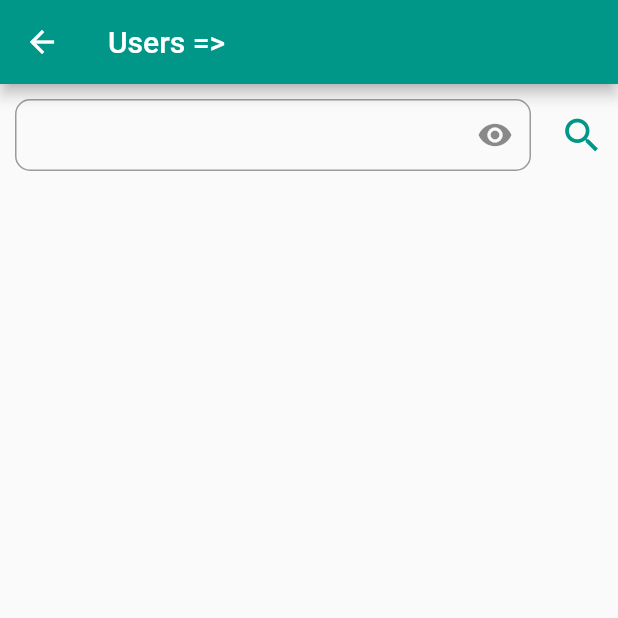
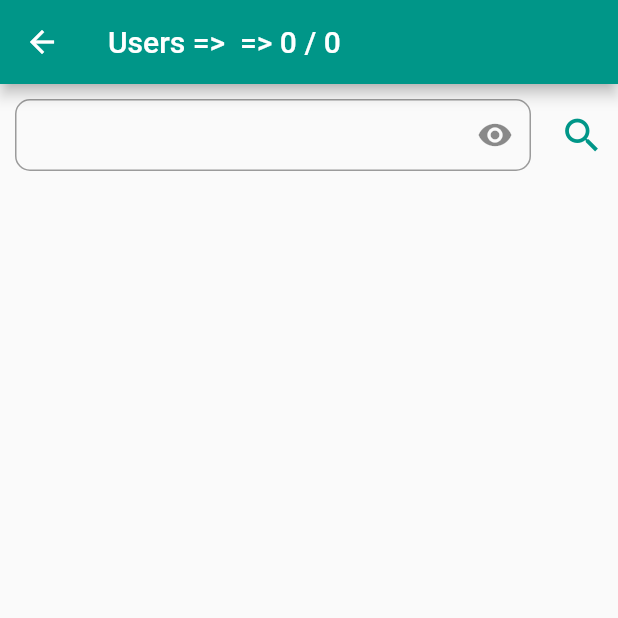
Before and after one commit to Medkaffouh/git_hub_mobile_app, a Flutter app: the screen it shows after launch, after a tap on the "search" icon, on a phone screen of 412 x 824 dp, the top half of it. Run offline on Flutter 3.47's test engine with Material 2 defaults, Android fonts, the phone set to English and light mode, and no system bars; network calls fail.

```diff
--- a/lib/pages/users/users.page.dart
+++ b/lib/pages/users/users.page.dart
@@ -1,6 +1,7 @@
 import 'dart:convert';
 
 import 'package:flutter/material.dart';
+import 'package:git_hub_mobile_app/pages/repositories/home.page.dart';
 import 'package:http/http.dart' as http;
 
 class UsersPage extends StatefulWidget {
@@ -16,13 +17,25 @@ class _UsersPageState extends State<UsersPage> {
   TextEditingController queryTextEditingController = TextEditingController();
 
   dynamic data;
+  int currentPage=0;
+  int totalPages=0;
+  int pageSize=20;
+  List<dynamic> items=[];
+  ScrollController scrollController= ScrollController();
 
   void _search(String? query) {
-    String url="https://api.github.com/search/users?q=${query}&per_page=20&page=0";
+    String url="https://api.github.com/search/users?q=$query&per_page=$pageSize&page=$currentPage";
     http.get(Uri.parse(url))
         .then((response) {
           setState((){
-            this.data=json.decode(response.body);
+            data=json.decode(response.body);
+            items.addAll(data['items']);
+            if(data['total_count'] % pageSize ==0){
+              totalPages=data['total_count']~/pageSize;
+            }else{
+              totalPages=(data['total_count']/pageSize).floor() +1;
+            }
+
           });
           //JsonEncoder jsonEncoder= JsonEncoder.withIndent("   ");
           //print(jsonEncoder.convert(this.data));
@@ -32,11 +45,26 @@ class _UsersPageState extends State<UsersPage> {
     });
   }
   @override
+  void initState(){
+    //TODO: implement initState
+    super.initState();
+    scrollController.addListener(() {
+      if(scrollController.position.pixels==scrollController.position.maxScrollExtent){
+        setState((){
+          if(currentPage<totalPages-1){
+            ++currentPage;
+            _search(query);
+          }
+        });
+      }
+    });
+  }
+  @override
   Widget build(BuildContext context) {
     print("Building page ...");
     return Scaffold(
       appBar: AppBar(
-        title: Text('Users => ${query}'),
+        title: Text('Users => $query => $currentPage / $totalPages'),
       ),
       body: Center(
         child: Column(
@@ -76,7 +104,9 @@ class _UsersPageState extends State<UsersPage> {
                 IconButton(
                     onPressed: () {
                       setState((){
-                        this.query = queryTextEditingController.text;
+                        items = [];
+                        currentPage =0;
+                        query = queryTextEditingController.text;
                         _search(query);
                       });
                     },
@@ -90,25 +120,30 @@ class _UsersPageState extends State<UsersPage> {
               ],
             ),
             Expanded(
-              child: ListView.builder(
-                  itemCount: (data==null)?0:data['items'].length,
+              child: ListView.separated(
+                separatorBuilder: (context, index) => Divider(height: 2,color: Colors.teal,),
+                controller: scrollController,
+                  itemCount: items.length,
                   itemBuilder: (context,index){
                     return ListTile(
+                      onTap: (){
+                        Navigator.push(context, MaterialPageRoute(builder: (context)=>GitRepositoriesPage(login: items[index]['login'],)));
+                      },
                       title: Row(
                         mainAxisAlignment: MainAxisAlignment.spaceBetween,
                         children: [
                           Row(
                             children: [
                               CircleAvatar(
-                                backgroundImage: NetworkImage(data['items'][index]['avatar_url']),
+                                backgroundImage: NetworkImage(items[index]['avatar_url']),
                                 radius: 30,
                               ),
                               const SizedBox(width: 20),
-                              Text("${data['items'][index]['login']}"),
+                              Text("${items[index]['login']}"),
                             ],
                           ),
                           CircleAvatar(
-                            child: Text("${data['items'][index]['score']}"),
+                            child: Text("${items[index]['score']}"),
                           )
                         ],
                       )
```
Also changed, not shown: lib/pages/repositories/home.page.dart (added, +15 -0 lines).
